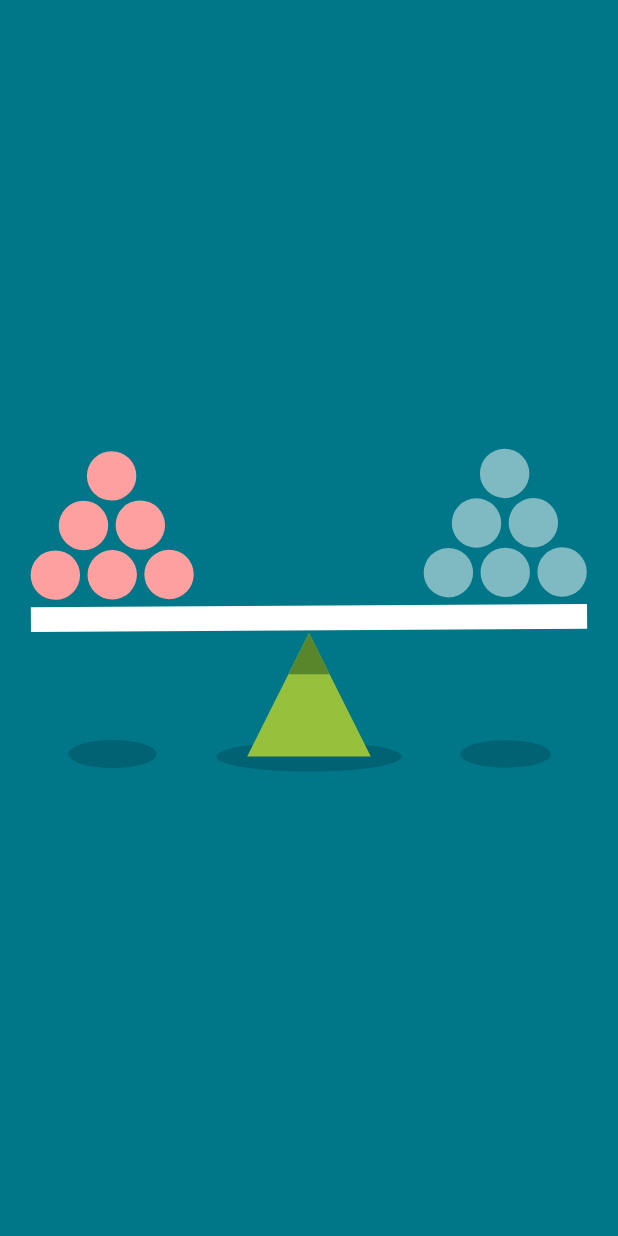
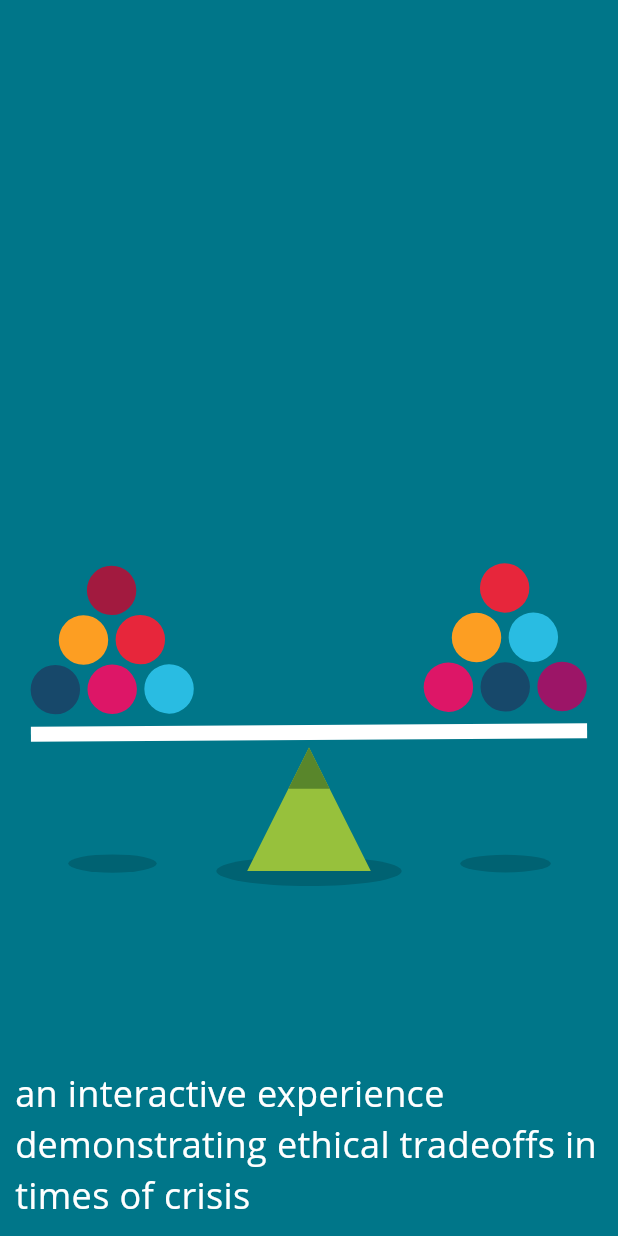
Before and after one commit to NPaspallis/seesaw, a Flutter app: the screen it shows after launch, on a phone screen of 412 x 824 dp. Run offline on Flutter 3.47's test engine with Material 3 defaults, Android fonts, the phone set to English and light mode, and no system bars; Roboto replaces fonts that are missing (Open Sans).

Commit message:
Added coloring to balls and text at the bottom

```diff
--- a/lib/main.dart
+++ b/lib/main.dart
@@ -1,3 +1,4 @@
+import 'package:flutter/cupertino.dart';
 import 'package:flutter/material.dart';
 import 'package:seesaw/seesaw.dart';
 
@@ -10,6 +11,24 @@ const preparedSecondaryColor = Color(0xFF97C13C);
 const preparedShadeColor = Color(0xFF006272);
 const preparedDarkShadeColor = Color(0xFF59862B);
 const preparedWhiteColor = Color(0xFFFFFFFF);
+const preparedBallColors = [
+  Color(0xFF17486A),
+  Color(0xFFDD1667),
+  Color(0xFF29BCE2),
+  Color(0xFFFD9E22),
+  // Color(0xFF3F7D44),
+  Color(0xFFE7263B),
+  Color(0xFFA21A3F),
+  Color(0xFF9C1567),
+  Color(0xFF17486A),
+  Color(0xFFDD1667),
+  Color(0xFF29BCE2),
+  Color(0xFFFD9E22),
+  // Color(0xFF3F7D44),
+  Color(0xFFE7263B),
+  Color(0xFFA21A3F),
+  Color(0xFF9C1567),
+];
 
 class MyApp extends StatelessWidget {
   const MyApp({super.key});
@@ -46,9 +65,19 @@ class _MyHomePageState extends State<MyHomePage> {
     return Scaffold(
       body: Container(
         height: MediaQuery.of(context).size.height,
-        alignment: const Alignment(0, 0.5),
-        color: Colors.teal,
-        child: const BalancingSeesaw(),
+        color: preparedPrimaryColor,
+        child: Column(
+          children: [
+            SizedBox(height: MediaQuery.of(context).size.height/3),
+            const Expanded(child: BalancingSeesaw()),
+            const Padding(
+                padding: EdgeInsets.all(10),
+                child: Text(
+                    'an interactive experience demonstrating ethical tradeoffs in times of crisis',
+                    style: TextStyle(fontSize: 24, color: preparedWhiteColor))
+            )
+          ]
+        )
       )
     );
   }
```
Also changed, not shown: lib/seesaw.dart (+67 -34 lines).
